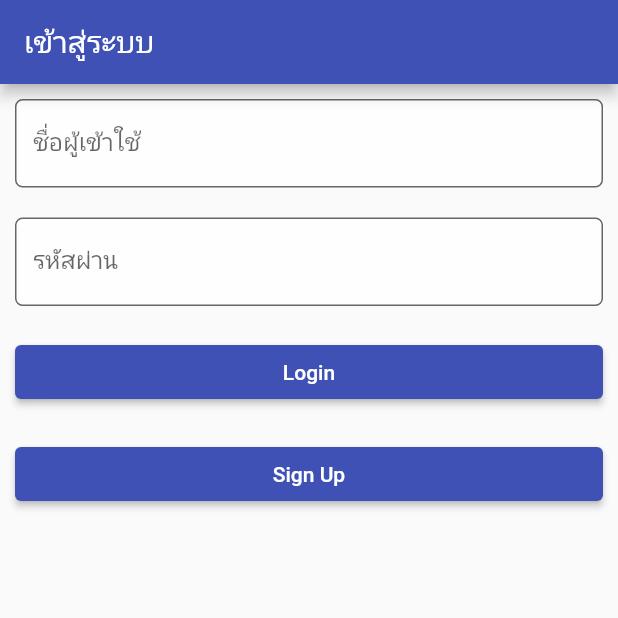
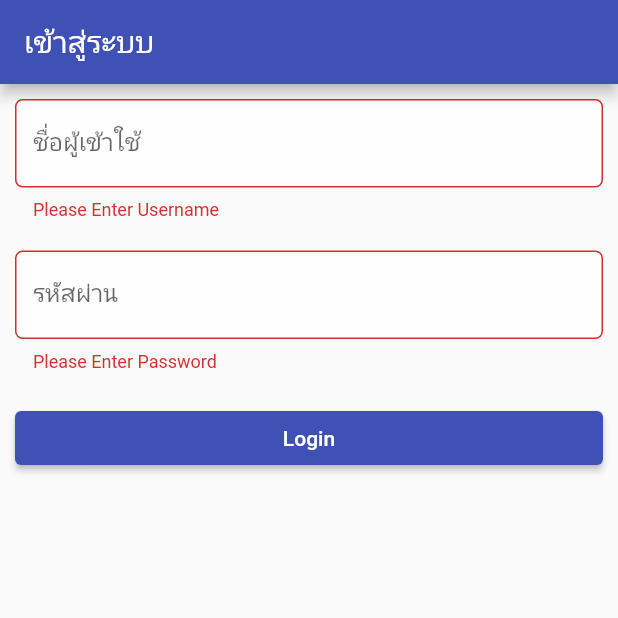
Before and after one commit to Exabby/savingKpt, a Flutter app: the screen it shows after launch, after a tap on "Login", on a phone screen of 412 x 824 dp, the top half of it. Run offline on Flutter 3.47's test engine with Material 2 defaults, Android fonts, the phone set to English and light mode, and no system bars.

Commit message:
แก้ครั้งที่1

```diff
--- a/lib/main.dart
+++ b/lib/main.dart
@@ -1,14 +1,24 @@
+// ignore_for_file: prefer_const_constructors, unused_import
+
+import 'dart:io';
+import 'dart:typed_data';
+
 import 'package:flutter/material.dart';
+import 'package:flutter/services.dart';
 import 'package:kptsave/screen/memberlogin.dart';
-import 'screen/home.dart';
 
-void main() {
+void main() async {
+  WidgetsFlutterBinding.ensureInitialized();
+  ByteData data =
+      await PlatformAssetBundle().load('assets/ca/lets-encrypt-r3.pem');
+  SecurityContext.defaultContext
+      .setTrustedCertificatesBytes(data.buffer.asUint8List());
   runApp(const MyApp());
 }
 
 class MyApp extends StatelessWidget {
   const MyApp({Key? key}) : super(key: key);
-
+  // This widget is the root of your application.
   @override
   Widget build(BuildContext context) {
     return MaterialApp(
@@ -17,9 +27,7 @@ class MyApp extends StatelessWidget {
         primarySwatch: Colors.indigo,
       ),
       home: MemberLogin(),
-      routes: {
-        Homekpts.routeName: (context) => const Homekpts(),
-      },
     );
+    // ignore: dead_code
   }
 }
--- a/lib/screen/memberlogin.dart
+++ b/lib/screen/memberlogin.dart
@@ -1,22 +1,11 @@
 import 'dart:convert';
+
 import 'package:flutter/material.dart';
 import 'package:http/http.dart' as http;
+import 'dart:io';
 import 'dart:async';
-import 'home.dart';
 
-class ScreenArguments {
-  final String title;
-  final String name;
-  final String lname;
-  final String gender;
-
-  ScreenArguments(
-    this.title,
-    this.name,
-    this.lname,
-    this.gender,
-  );
-}
+import 'package:kptsave/screen/home.dart';
 
 class MemberLogin extends StatefulWidget {
   const MemberLogin({Key? key}) : super(key: key);
@@ -26,17 +15,12 @@ class MemberLogin extends StatefulWidget {
 }
 
 class _MemberLoginState extends State<MemberLogin> {
-  TextEditingController _ctrlUsername = TextEditingController();
-  TextEditingController _ctrlPassword = TextEditingController();
+  final TextEditingController _ctrlUsername = TextEditingController();
+  final TextEditingController _ctrlPassword = TextEditingController();
 
   final _formKey = GlobalKey<FormState>();
 
   Future doLogin() async {
-    MaterialApp(
-      routes: {
-        Homekpts.routeName: (context) => const Homekpts(),
-      },
-    );
     var _url = Uri.parse('https://save.kpt.ac.th/loginGetApi.php');
     if (_formKey.currentState!.validate()) {
       var response = await http.post(_url, body: {
@@ -44,11 +28,10 @@ class _MemberLoginState extends State<MemberLogin> {
         "password": _ctrlPassword.text,
       });
       var data = json.decode(response.body);
-
+      print(data);
       if (data['status'] == 'Okay') {
-        Navigator.pushNamed(context, Homekpts.routeName,
-            arguments: ScreenArguments(
-                data['title'], data['name'], data['lname'], data['gender']));
+        Navigator.of(context).pushReplacement(
+            MaterialPageRoute(builder: (context) => Homekpts()));
       }
     }
   }
@@ -57,17 +40,24 @@ class _MemberLoginState extends State<MemberLogin> {
   Widget build(BuildContext context) {
     return Scaffold(
       appBar: AppBar(
-        title: const Text("เข้าสู่ระบบ"),
+        title: Text("เข้าสู่ระบบ"),
       ),
       body: Form(
           key: _formKey,
           child: Column(
+            //mainAxisAlignment: MainAxisAlignment.center,
+            // ignore: prefer_const_literals_to_create_immutablesa
             children: <Widget>[
               Padding(
                 padding: const EdgeInsets.all(10.0),
                 child: TextFormField(
                   controller: _ctrlUsername,
-                validator: (value) {},
+                  validator: (value) {
+                    if (value == null || value.isEmpty) {
+                      return 'Please Enter Username';
+                    }
+                    return null;
+                  },
                   decoration: InputDecoration(
                       fillColor: Colors.white70,
                       filled: true,
@@ -80,6 +70,12 @@ class _MemberLoginState extends State<MemberLogin> {
                 padding: const EdgeInsets.all(10.0),
                 child: TextFormField(
                   controller: _ctrlPassword,
+                  validator: (value) {
+                    if (value == null || value.isEmpty) {
+                      return 'Please Enter Password';
+                    }
+                    return null;
+                  },
                   obscureText: true,
                   decoration: InputDecoration(
                       fillColor: Colors.white70,
@@ -99,19 +95,8 @@ class _MemberLoginState extends State<MemberLogin> {
                   ],
                 ),
               ),
-            Padding(
-              padding: const EdgeInsets.all(10.0),
-              child: Row(
-                children: <Widget>[
-                  Expanded(
-                      child: ElevatedButton(
-                          onPressed: () => doLogin(), child: Text('Sign Up'))),
             ],
-              ),
-            )
-          ],
-        ),
-      ),
+          )),
     );
   }
 }
```
Also changed, not shown: pubspec.lock. Lines whose indentation alone changed are shown as unchanged.
